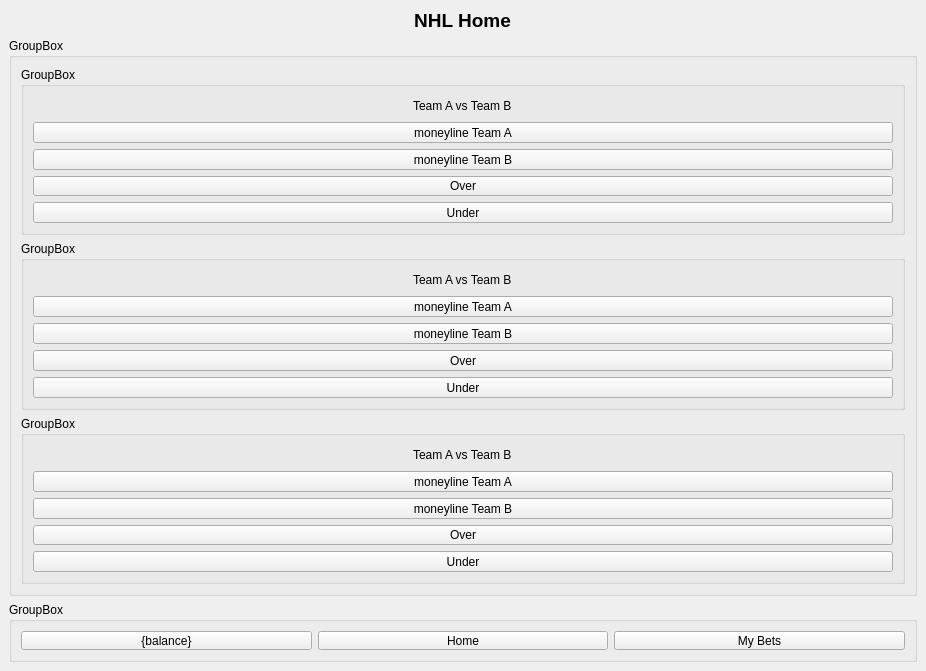
Above: nhl_home.ui from jjbush11/sports_book before the change. Below: the same form after it.
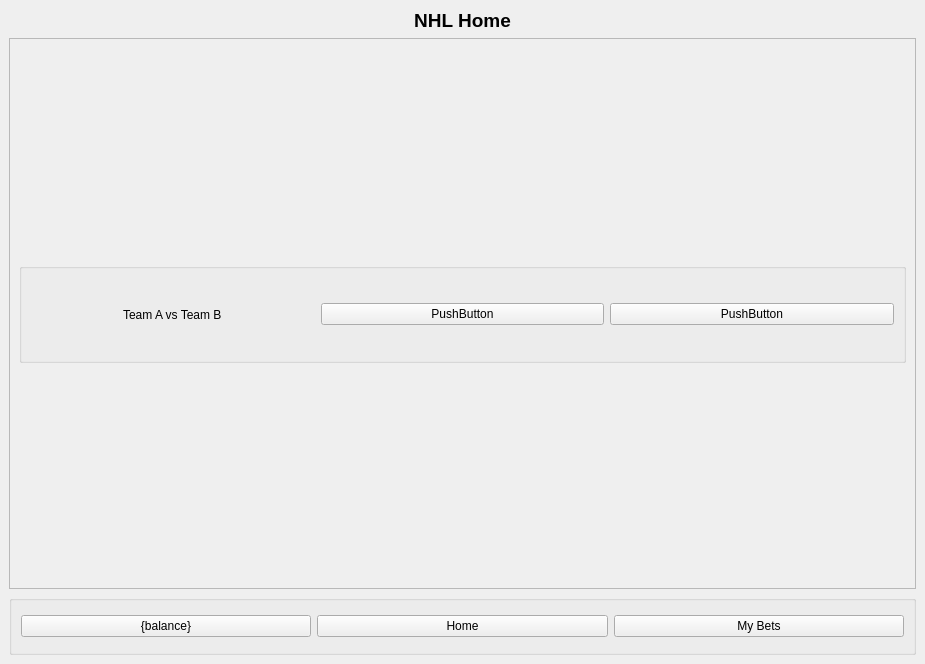
That is the form after the change.

Commit message: finalized integration of NBA, NHL, and MLB windows with the home window. Finalized 'scrollability' and functionality of all sports pages. All that is left is to make the buttons 'bettable'

Diff of the .ui file:
```diff
--- a/nhl_home.ui
+++ b/nhl_home.ui
@@ -6,8 +6,8 @@
    <rect>
     <x>0</x>
     <y>0</y>
-    <width>926</width>
-    <height>671</height>
+    <width>925</width>
+    <height>664</height>
    </rect>
   </property>
   <property name="windowTitle">
@@ -23,208 +23,62 @@
      </widget>
     </item>
     <item>
-     <widget class="QGroupBox" name="groupBox_2">
-      <property name="minimumSize">
-       <size>
-        <width>0</width>
-        <height>500</height>
-       </size>
+     <widget class="QScrollArea" name="scrollArea">
+      <property name="widgetResizable">
+       <bool>true</bool>
       </property>
-      <property name="title">
-       <string>GroupBox</string>
+      <widget class="QWidget" name="scrollAreaWidgetContents_2">
+       <property name="geometry">
+        <rect>
+         <x>0</x>
+         <y>0</y>
+         <width>905</width>
+         <height>546</height>
+        </rect>
       </property>
       <layout class="QVBoxLayout" name="verticalLayout_2">
        <item>
-        <widget class="QGroupBox" name="groupBox_5">
-         <property name="minimumSize">
-          <size>
-           <width>0</width>
-           <height>20</height>
-          </size>
-         </property>
-         <property name="title">
-          <string>GroupBox</string>
-         </property>
-         <layout class="QVBoxLayout" name="verticalLayout_3">
-          <item alignment="Qt::AlignHCenter|Qt::AlignTop">
-           <widget class="QLabel" name="label_4">
-            <property name="minimumSize">
-             <size>
-              <width>0</width>
-              <height>20</height>
-             </size>
-            </property>
+         <widget class="QGroupBox" name="gamebox">
             <property name="maximumSize">
              <size>
               <width>16777215</width>
-              <height>20</height>
-             </size>
-            </property>
-            <property name="text">
-             <string>Team A vs Team B</string>
-            </property>
-           </widget>
-          </item>
-          <item>
-           <widget class="QPushButton" name="pushButton_12">
-            <property name="text">
-             <string>moneyline Team A</string>
-            </property>
-           </widget>
-          </item>
-          <item>
-           <widget class="QPushButton" name="pushButton_13">
-            <property name="text">
-             <string>moneyline Team B</string>
-            </property>
-           </widget>
-          </item>
-          <item>
-           <widget class="QPushButton" name="pushButton_14">
-            <property name="text">
-             <string>Over</string>
-            </property>
-           </widget>
-          </item>
-          <item>
-           <widget class="QPushButton" name="pushButton_15">
-            <property name="text">
-             <string>Under</string>
-            </property>
-           </widget>
-          </item>
-         </layout>
-        </widget>
-       </item>
-       <item>
-        <widget class="QGroupBox" name="groupBox_6">
-         <property name="minimumSize">
-          <size>
-           <width>0</width>
-           <height>20</height>
-          </size>
-         </property>
+            <height>100</height>
+           </size>
+          </property>
          <property name="title">
-          <string>GroupBox</string>
-         </property>
-         <layout class="QVBoxLayout" name="verticalLayout_4">
-          <item alignment="Qt::AlignHCenter|Qt::AlignTop">
-           <widget class="QLabel" name="label_5">
-            <property name="minimumSize">
-             <size>
-              <width>0</width>
-              <height>20</height>
-             </size>
-            </property>
-            <property name="maximumSize">
-             <size>
-              <width>16777215</width>
-              <height>20</height>
-             </size>
-            </property>
+           <string/>
+          </property>
+          <layout class="QHBoxLayout" name="horizontalLayout_2">
+           <item alignment="Qt::AlignHCenter">
+            <widget class="QLabel" name="matchup_label">
             <property name="text">
              <string>Team A vs Team B</string>
             </property>
            </widget>
           </item>
           <item>
-           <widget class="QPushButton" name="pushButton_16">
+            <widget class="QPushButton" name="moneyline_teamA">
             <property name="text">
-             <string>moneyline Team A</string>
+              <string>PushButton</string>
             </property>
            </widget>
           </item>
           <item>
-           <widget class="QPushButton" name="pushButton_17">
+            <widget class="QPushButton" name="moneyline_teamB">
             <property name="text">
-             <string>moneyline Team B</string>
+              <string>PushButton</string>
             </property>
            </widget>
           </item>
-          <item>
-           <widget class="QPushButton" name="pushButton_18">
-            <property name="text">
-             <string>Over</string>
-            </property>
-           </widget>
-          </item>
-          <item>
-           <widget class="QPushButton" name="pushButton_19">
-            <property name="text">
-             <string>Under</string>
-            </property>
-           </widget>
-          </item>
          </layout>
         </widget>
        </item>
-       <item>
-        <widget class="QGroupBox" name="groupBox_7">
-         <property name="minimumSize">
-          <size>
-           <width>0</width>
-           <height>20</height>
-          </size>
-         </property>
-         <property name="title">
-          <string>GroupBox</string>
-         </property>
-         <layout class="QVBoxLayout" name="verticalLayout_5">
-          <item alignment="Qt::AlignHCenter|Qt::AlignTop">
-           <widget class="QLabel" name="label_6">
-            <property name="minimumSize">
-             <size>
-              <width>0</width>
-              <height>20</height>
-             </size>
-            </property>
-            <property name="maximumSize">
-             <size>
-              <width>16777215</width>
-              <height>20</height>
-             </size>
-            </property>
-            <property name="text">
-             <string>Team A vs Team B</string>
-            </property>
-           </widget>
-          </item>
-          <item>
-           <widget class="QPushButton" name="pushButton_20">
-            <property name="text">
-             <string>moneyline Team A</string>
-            </property>
-           </widget>
-          </item>
-          <item>
-           <widget class="QPushButton" name="pushButton_21">
-            <property name="text">
-             <string>moneyline Team B</string>
-            </property>
-           </widget>
-          </item>
-          <item>
-           <widget class="QPushButton" name="pushButton_22">
-            <property name="text">
-             <string>Over</string>
-            </property>
-           </widget>
-          </item>
-          <item>
-           <widget class="QPushButton" name="pushButton_23">
-            <property name="text">
-             <string>Under</string>
-            </property>
-           </widget>
-          </item>
-         </layout>
-        </widget>
-       </item>
-      </layout>
+       </layout>
+      </widget>
      </widget>
     </item>
-    <item alignment="Qt::AlignBottom">
-     <widget class="QGroupBox" name="groupBox">
+    <item>
+     <widget class="QGroupBox" name="toolbar_box">
       <property name="minimumSize">
        <size>
         <width>0</width>
@@ -238,7 +92,7 @@
        </size>
       </property>
       <property name="title">
-       <string>GroupBox</string>
+       <string/>
       </property>
       <layout class="QHBoxLayout" name="horizontalLayout">
        <item>
```
Left out of the diff: 10 changed lines with no effect on the pictures. Lines whose indentation alone changed are shown as unchanged. The commit also changes 2 other files.
